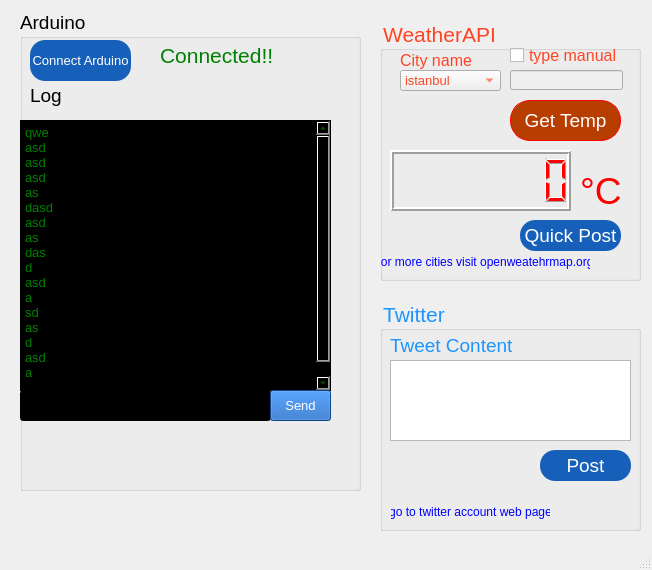
Above: MainWindow.ui from avni25/twit-ard-con before the change. Below: the same form after it.
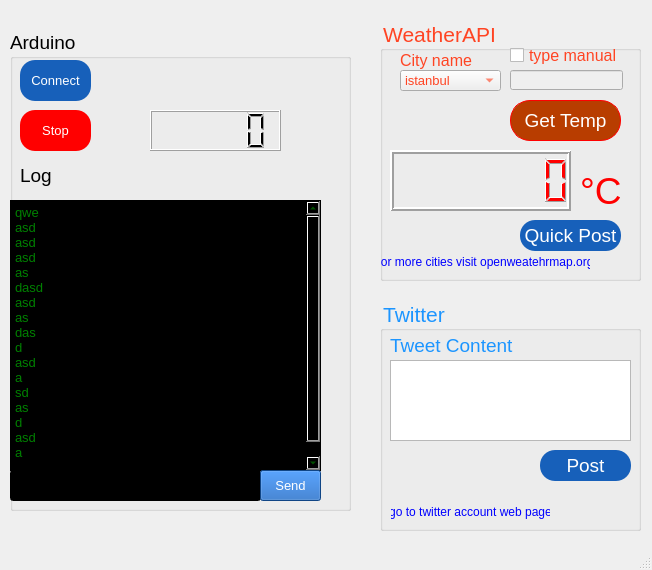
That is the form after the change. Icons and pictures are not drawn.

Diff of the .ui file:
```diff
--- a/MainWindow.ui
+++ b/MainWindow.ui
@@ -497,8 +497,8 @@
    <widget class="QGroupBox" name="group_arduino">
     <property name="geometry">
      <rect>
-      <x>20</x>
-      <y>10</y>
+      <x>10</x>
+      <y>30</y>
       <width>341</width>
       <height>481</height>
      </rect>
@@ -519,7 +519,7 @@
       <rect>
        <x>10</x>
        <y>30</y>
-       <width>101</width>
+       <width>71</width>
        <height>41</height>
       </rect>
      </property>
@@ -547,14 +547,14 @@
 }</string>
      </property>
      <property name="text">
-      <string>Connect Arduino</string>
+      <string>Connect</string>
      </property>
     </widget>
     <widget class="QPlainTextEdit" name="textedit_log">
      <property name="geometry">
       <rect>
        <x>0</x>
-       <y>110</y>
+       <y>170</y>
        <width>311</width>
        <height>271</height>
       </rect>
@@ -596,7 +596,7 @@
      <property name="geometry">
       <rect>
        <x>0</x>
-       <y>380</y>
+       <y>440</y>
        <width>251</width>
        <height>31</height>
       </rect>
@@ -632,15 +632,15 @@
       <string notr="true">color:green</string>
      </property>
      <property name="text">
-      <string>Connected!!</string>
+      <string/>
      </property>
     </widget>
     <widget class="QLabel" name="label_4">
      <property name="geometry">
       <rect>
        <x>10</x>
-       <y>70</y>
-       <width>101</width>
+       <y>130</y>
+       <width>41</width>
        <height>31</height>
       </rect>
      </property>
@@ -657,7 +657,7 @@
      <property name="geometry">
       <rect>
        <x>250</x>
-       <y>380</y>
+       <y>440</y>
        <width>61</width>
        <height>31</height>
       </rect>
@@ -688,6 +688,52 @@
       <string>Send</string>
      </property>
     </widget>
+    <widget class="QLCDNumber" name="lcd_ard">
+     <property name="geometry">
+      <rect>
+       <x>140</x>
+       <y>80</y>
+       <width>131</width>
+       <height>41</height>
+      </rect>
+     </property>
+    </widget>
+    <widget class="QPushButton" name="btn_connect_arduino_2">
+     <property name="geometry">
+      <rect>
+       <x>10</x>
+       <y>80</y>
+       <width>71</width>
+       <height>41</height>
+      </rect>
+     </property>
+     <property name="font">
+      <font>
+       <pointsize>10</pointsize>
+      </font>
+     </property>
+     <property name="cursor">
+      <cursorShape>PointingHandCursor</cursorShape>
+     </property>
+     <property name="styleSheet">
+      <string notr="true">QPushButton{	
+	background-color: red;
+	color: white;
+	border-radius: 15px;
+	cursor: pointer;
+	
+}
+
+QPushButton:hover
+{   
+	background-color: gray;
+	cursor: pointer;
+}</string>
+     </property>
+     <property name="text">
+      <string>Stop</string>
+     </property>
+    </widget>
    </widget>
   </widget>
   <widget class="QMenuBar" name="menubar">
```
